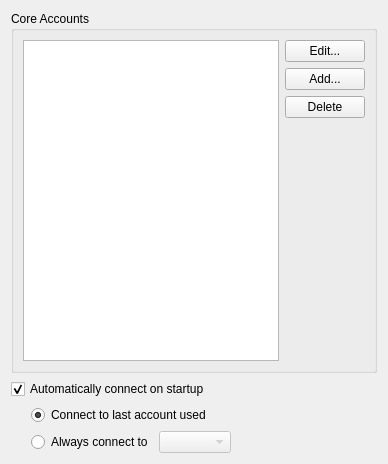
Old version of the form src/mobileui/settingspages/coreaccountsettingspage.ui in the repository raininja/quassel2go.
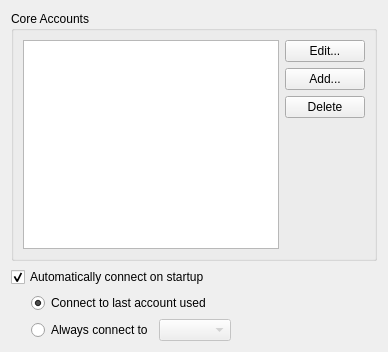
New version of the form. Icons and pictures are not drawn.

Diff of the .ui file:
```diff
--- a/src/mobileui/settingspages/coreaccountsettingspage.ui
+++ b/src/mobileui/settingspages/coreaccountsettingspage.ui
@@ -7,11 +7,11 @@
     <x>0</x>
     <y>0</y>
     <width>388</width>
-    <height>464</height>
+    <height>352</height>
    </rect>
   </property>
   <property name="sizePolicy">
-   <sizepolicy hsizetype="Preferred" vsizetype="Maximum">
+   <sizepolicy hsizetype="Preferred" vsizetype="Preferred">
     <horstretch>0</horstretch>
     <verstretch>0</verstretch>
    </sizepolicy>
@@ -24,22 +24,35 @@
     <normaloff>:/16x16/actions/network-disconnect</normaloff>:/16x16/actions/network-disconnect</iconset>
   </property>
   <layout class="QVBoxLayout" name="verticalLayout_2">
+   <property name="sizeConstraint">
+    <enum>QLayout::SetMinimumSize</enum>
+   </property>
    <item>
     <widget class="QGroupBox" name="groupBox">
+     <property name="sizePolicy">
+      <sizepolicy hsizetype="Preferred" vsizetype="Preferred">
+       <horstretch>0</horstretch>
+       <verstretch>0</verstretch>
+      </sizepolicy>
+     </property>
      <property name="title">
       <string>Core Accounts</string>
      </property>
-     <layout class="QHBoxLayout">
-      <item>
+     <layout class="QGridLayout" name="gridLayout">
+      <item row="0" column="0" rowspan="4">
        <widget class="QListView" name="accountView">
+        <property name="sizePolicy">
+         <sizepolicy hsizetype="Expanding" vsizetype="Minimum">
+          <horstretch>0</horstretch>
+          <verstretch>0</verstretch>
+         </sizepolicy>
+        </property>
         <property name="selectionBehavior">
          <enum>QAbstractItemView::SelectRows</enum>
         </property>
        </widget>
       </item>
-      <item>
-       <layout class="QVBoxLayout">
-        <item>
+      <item row="0" column="1">
          <widget class="QPushButton" name="editAccountButton">
           <property name="text">
            <string>Edit...</string>
@@ -50,7 +63,7 @@
           </property>
          </widget>
         </item>
-        <item>
+      <item row="1" column="1">
          <widget class="QPushButton" name="addAccountButton">
           <property name="text">
            <string>Add...</string>
@@ -61,7 +74,7 @@
           </property>
          </widget>
         </item>
-        <item>
+      <item row="2" column="1">
          <widget class="QPushButton" name="deleteAccountButton">
           <property name="text">
            <string>Delete</string>
@@ -72,20 +85,18 @@
           </property>
          </widget>
         </item>
-        <item>
+      <item row="3" column="1">
          <spacer>
           <property name="orientation">
            <enum>Qt::Vertical</enum>
           </property>
           <property name="sizeHint" stdset="0">
            <size>
-            <width>20</width>
-            <height>40</height>
+          <width>13</width>
+          <height>135</height>
            </size>
           </property>
          </spacer>
-        </item>
-       </layout>
       </item>
      </layout>
     </widget>
```
Lines whose indentation alone changed are shown as unchanged.
